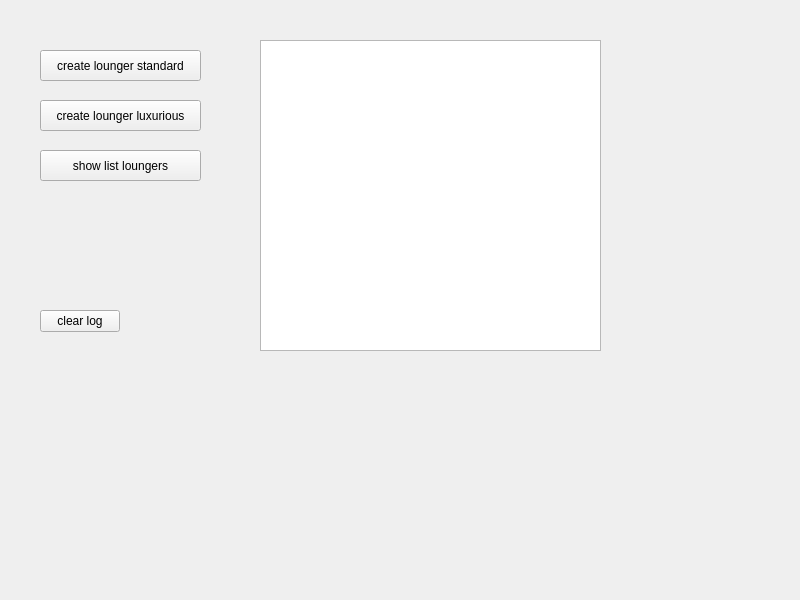
Yeah-Jack/cpp-projects, file GUI/English/BathingLakeExtentions/viewwidget.ui: the form before one commit.
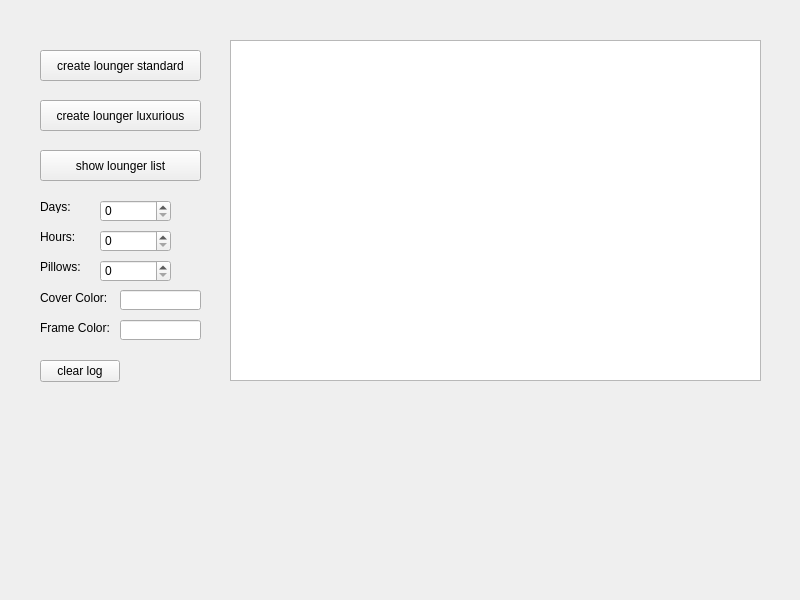
The form after the commit.

Commit message: feat: implement LoungerLuxury class and extend ControllerLake functionality

Patch:
```diff
--- a/GUI/English/BathingLakeExtentions/viewwidget.ui
+++ b/GUI/English/BathingLakeExtentions/viewwidget.ui
@@ -29,10 +29,10 @@
   <widget class="QPlainTextEdit" name="edtListLoungers">
    <property name="geometry">
     <rect>
-     <x>260</x>
+     <x>230</x>
      <y>40</y>
-     <width>341</width>
-     <height>311</height>
+     <width>531</width>
+     <height>341</height>
     </rect>
    </property>
   </widget>
@@ -46,14 +46,14 @@
     </rect>
    </property>
    <property name="text">
-    <string>show list loungers</string>
+    <string>show lounger list</string>
    </property>
   </widget>
   <widget class="QPushButton" name="btnClearLog">
    <property name="geometry">
     <rect>
      <x>40</x>
-     <y>310</y>
+     <y>360</y>
      <width>80</width>
      <height>22</height>
     </rect>
@@ -75,6 +75,121 @@
     <string>create lounger luxurious</string>
    </property>
   </widget>
+  <widget class="QLabel" name="labelDays">
+   <property name="geometry">
+    <rect>
+     <x>40</x>
+     <y>200</y>
+     <width>47</width>
+     <height>13</height>
+    </rect>
+   </property>
+   <property name="text">
+    <string>Days:</string>
+   </property>
+  </widget>
+  <widget class="QSpinBox" name="sbDays">
+   <property name="geometry">
+    <rect>
+     <x>100</x>
+     <y>200</y>
+     <width>71</width>
+     <height>22</height>
+    </rect>
+   </property>
+  </widget>
+  <widget class="QLabel" name="labelHours">
+   <property name="geometry">
+    <rect>
+     <x>40</x>
+     <y>230</y>
+     <width>47</width>
+     <height>13</height>
+    </rect>
+   </property>
+   <property name="text">
+    <string>Hours:</string>
+   </property>
+  </widget>
+  <widget class="QSpinBox" name="sbHours">
+   <property name="geometry">
+    <rect>
+     <x>100</x>
+     <y>230</y>
+     <width>71</width>
+     <height>22</height>
+    </rect>
+   </property>
+  </widget>
+  <widget class="QLabel" name="labelPillows">
+   <property name="geometry">
+    <rect>
+     <x>40</x>
+     <y>260</y>
+     <width>47</width>
+     <height>13</height>
+    </rect>
+   </property>
+   <property name="text">
+    <string>Pillows:</string>
+   </property>
+  </widget>
+  <widget class="QSpinBox" name="sbPillows">
+   <property name="geometry">
+    <rect>
+     <x>100</x>
+     <y>260</y>
+     <width>71</width>
+     <height>22</height>
+    </rect>
+   </property>
+  </widget>
+  <widget class="QLabel" name="labelCoverColor">
+   <property name="geometry">
+    <rect>
+     <x>40</x>
+     <y>290</y>
+     <width>71</width>
+     <height>16</height>
+    </rect>
+   </property>
+   <property name="text">
+    <string>Cover Color:</string>
+   </property>
+  </widget>
+  <widget class="QLineEdit" name="leCoverColor">
+   <property name="geometry">
+    <rect>
+     <x>120</x>
+     <y>290</y>
+     <width>81</width>
+     <height>20</height>
+    </rect>
+   </property>
+  </widget>
+  <widget class="QLabel" name="labelFrameColor">
+   <property name="geometry">
+    <rect>
+     <x>40</x>
+     <y>320</y>
+     <width>71</width>
+     <height>16</height>
+    </rect>
+   </property>
+   <property name="text">
+    <string>Frame Color:</string>
+   </property>
+  </widget>
+  <widget class="QLineEdit" name="leFrameColor">
+   <property name="geometry">
+    <rect>
+     <x>120</x>
+     <y>320</y>
+     <width>81</width>
+     <height>20</height>
+    </rect>
+   </property>
+  </widget>
  </widget>
  <resources/>
  <connections/>
```
The commit also changes 9 other files.
